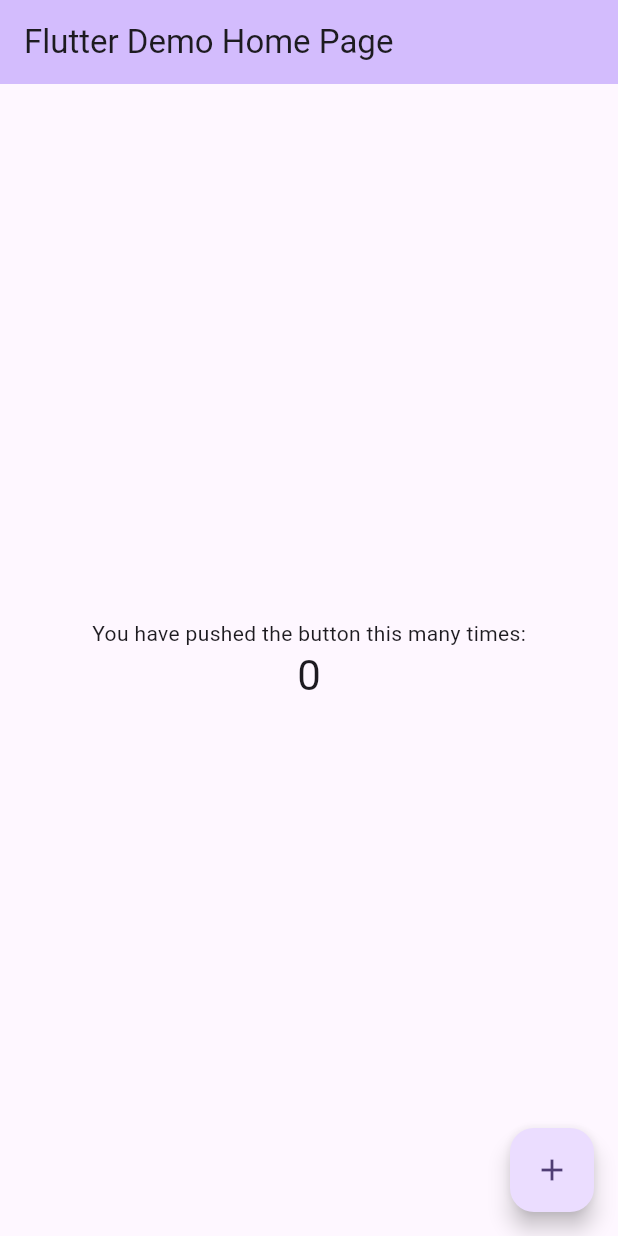
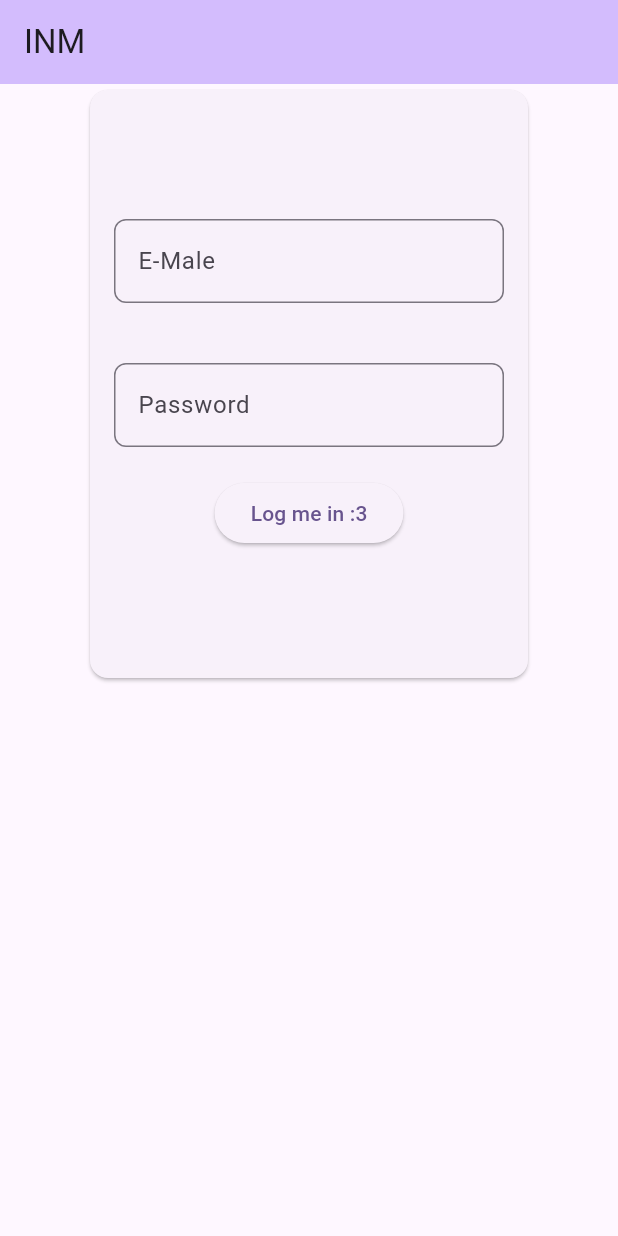
Before and after one commit to Nordanir/INM, a Flutter app: the screen it shows after launch, on a phone screen of 412 x 824 dp. Run offline on Flutter 3.47's test engine with Material 3 defaults, Android fonts, the phone set to English and light mode, and no system bars; our stand-ins replace flutter_dotenv, supabase_flutter; accounts and stored records are empty.

Commit message:
added login ui

```diff
--- a/flutter/frontend/lib/main.dart
+++ b/flutter/frontend/lib/main.dart
@@ -1,112 +1,40 @@
 import 'package:flutter/material.dart';
 import 'package:frontend/insert.dart';
 import 'package:frontend/superbase_config.dart';
+import 'package:frontend/widgets/login.dart';
 
 class MyApp extends StatelessWidget {
   const MyApp({super.key});
 
-  // This widget is the root of your application.
   @override
   Widget build(BuildContext context) {
     return MaterialApp(
       title: 'Flutter Demo',
       theme: ThemeData(
-        // This is the theme of your application.
-        //
-        // TRY THIS: Try running your application with "flutter run". You'll see
-        // the application has a purple toolbar. Then, without quitting the app,
-        // try changing the seedColor in the colorScheme below to Colors.green
-        // and then invoke "hot reload" (save your changes or press the "hot
-        // reload" button in a Flutter-supported IDE, or press "r" if you used
-        // the command line to start the app).
-        //
-        // Notice that the counter didn't reset back to zero; the application
-        // state is not lost during the reload. To reset the state, use hot
-        // restart instead.
-        //
-        // This works for code too, not just values: Most code changes can be
-        // tested with just a hot reload.
         colorScheme: ColorScheme.fromSeed(seedColor: Colors.deepPurple),
       ),
-      home: const MyHomePage(title: 'Flutter Demo Home Page'),
+      home: const Home(),
       debugShowCheckedModeBanner: false,
     );
   }
 }
 
-class MyHomePage extends StatefulWidget {
-  const MyHomePage({super.key, required this.title});
-
-  // This widget is the home page of your application. It is stateful, meaning
-  // that it has a State object (defined below) that contains fields that affect
-  // how it looks.
-
-  // This class is the configuration for the state. It holds the values (in this
-  // case the title) provided by the parent (in this case the App widget) and
-  // used by the build method of the State. Fields in a Widget subclass are
-  // always marked "final".
-
-  final String title;
-
-  @override
-  State<MyHomePage> createState() => _MyHomePageState();
-}
-
-class _MyHomePageState extends State<MyHomePage> {
-  int _counter = 0;
-
-  void _incrementCounter() {
-    setState(() {
-      // This call to setState tells the Flutter framework that something has
-      // changed in this State, which causes it to rerun the build method below
-      // so that the display can reflect the updated values. If we changed
-      // _counter without calling setState(), then the build method would not be
-      // called again, and so nothing would appear to happen.
-      _counter++;
-    });
-  }
+class Home extends StatelessWidget {
+  const Home({super.key});
 
   @override
   Widget build(BuildContext context) {
-    // This method is rerun every time setState is called, for instance as done
-    // by the _incrementCounter method above.
-    //
-    // The Flutter framework has been optimized to make rerunning build methods
-    // fast, so that you can just rebuild anything that needs updating rather
-    // than having to individually change instances of widgets.
     return Scaffold(
       appBar: AppBar(
-        // TRY THIS: Try changing the color here to a specific color (to
-        // Colors.amber, perhaps?) and trigger a hot reload to see the AppBar
-        // change color while the other colors stay the same.
         backgroundColor: Theme.of(context).colorScheme.inversePrimary,
-        // Here we take the value from the MyHomePage object that was created by
-        // the App.build method, and use it to set our appbar title.
-        title: Text(widget.title),
+        title: Text("INM"),
       ),
-      body: Center(
-        // Center is a layout widget. It takes a single child and positions it
-        // in the middle of the parent.
-        child: Column(
-          mainAxisAlignment: MainAxisAlignment.center,
-          children: <Widget>[
-            const Text('You have pushed the button this many times:'),
-            Text(
-              '$_counter',
-              style: Theme.of(context).textTheme.headlineMedium,
-            ),
-          ],
-        ),
-      ),
-      floatingActionButton: FloatingActionButton(
-        onPressed: insertUser,
-        tooltip: 'Increment',
-        child: const Icon(Icons.add),
-      ), // This trailing comma makes auto-formatting nicer for build methods.
+      body: Center(child: Column(children: [Login()])),
     );
   }
 }
 
+@override
 void main() async {
   WidgetsFlutterBinding.ensureInitialized();
 
--- /dev/null
+++ b/flutter/frontend/lib/widgets/inputfield.dart
@@ -0,0 +1,22 @@
+import 'package:flutter/material.dart';
+
+class InputField extends StatelessWidget {
+  final String? title;
+  final bool obscureText;
+  const InputField({super.key, this.title, this.obscureText = false});
+  @override
+  Widget build(BuildContext context) {
+    return TextField(
+      obscureText: obscureText,
+      decoration: InputDecoration(
+        labelText: title,
+        border: OutlineInputBorder(
+          borderRadius: BorderRadius.horizontal(
+            left: Radius.circular(8.0),
+            right: Radius.circular(8.0),
+          ),
+        ),
+      ),
+    );
+  }
+}
--- /dev/null
+++ b/flutter/frontend/lib/widgets/login.dart
@@ -0,0 +1,34 @@
+import 'package:flutter/material.dart';
+import 'package:frontend/widgets/inputfield.dart';
+
+class Login extends StatelessWidget {
+  const Login({super.key});
+
+  @override
+  Widget build(BuildContext context) {
+    return SizedBox(
+      width: 300,
+      height: 400,
+      child: Card(
+        child: Padding(
+          padding: const EdgeInsets.all(16.0),
+          child: Column(
+            mainAxisAlignment: MainAxisAlignment.center,
+            children: [
+              InputField(title: "E-Male"),
+              SizedBox(height: 40),
+              InputField(title: "Password", obscureText: true),
+              SizedBox(height: 20),
+              ElevatedButton(
+                onPressed: () {
+
+                },
+                child: Text('Log me in :3'),
+              ),
+            ],
+          ),
+        ),
+      ),
+    );
+  }
+}
```
